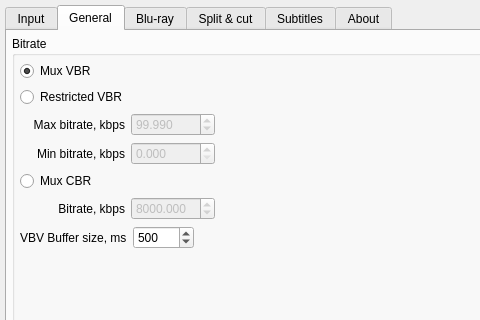
The window that tsMuxerGUI/tsmuxerwindow.ui (teaching-droid/tsMuxer) describes before a commit, drawn with Qt 5; both pictures show x 0 to 480 and y 0 to 320 of the 1020 by 910 pixel window.
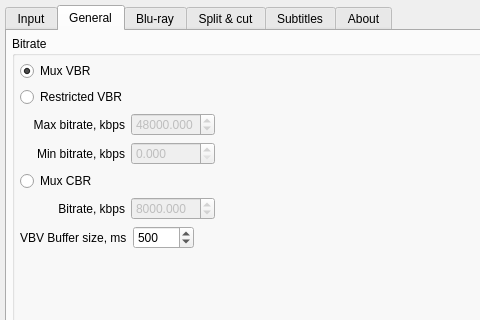
The same window after the commit. The open tabs and pages were chosen to show the change. Icons and pictures are not drawn.

Commit message: fix(gui): the Max bitrate box defaulted to 99.99 kbps

The edit to the form file:
```diff
--- a/tsMuxerGUI/tsmuxerwindow.ui
+++ b/tsMuxerGUI/tsmuxerwindow.ui
@@ -943,7 +943,7 @@
                       <double>99999.990000000005239</double>
                      </property>
                      <property name="value">
-                      <double>99.989999999999995</double>
+                      <double>48000.000000000000000</double>
                      </property>
                     </widget>
                    </item>
```
